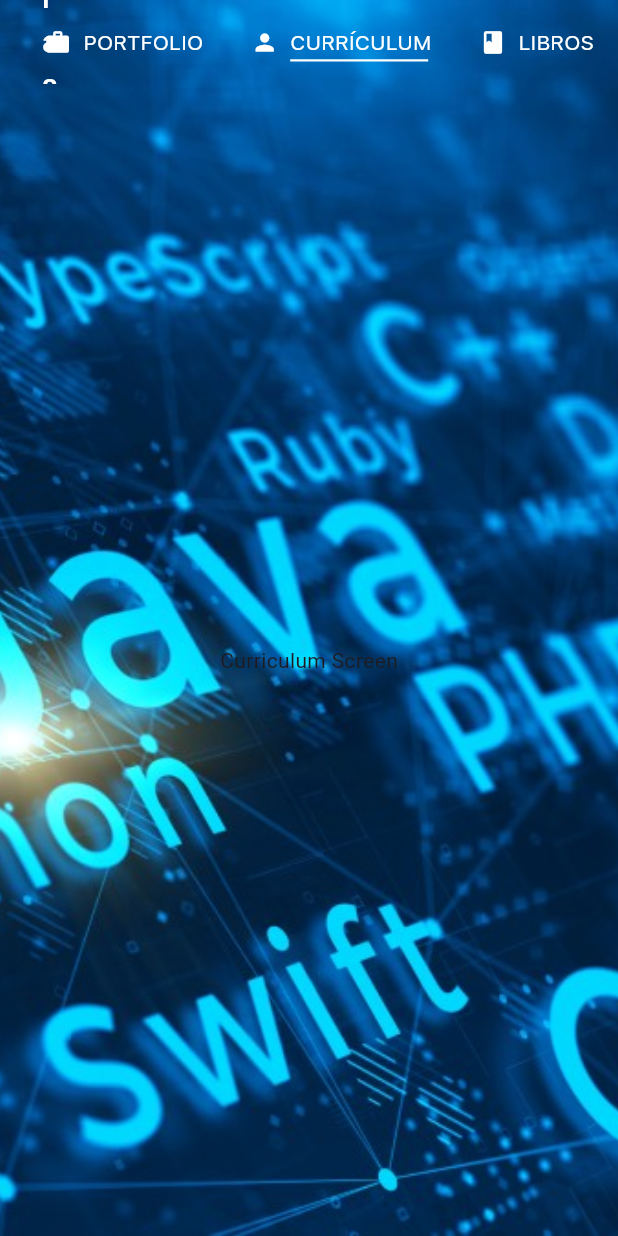
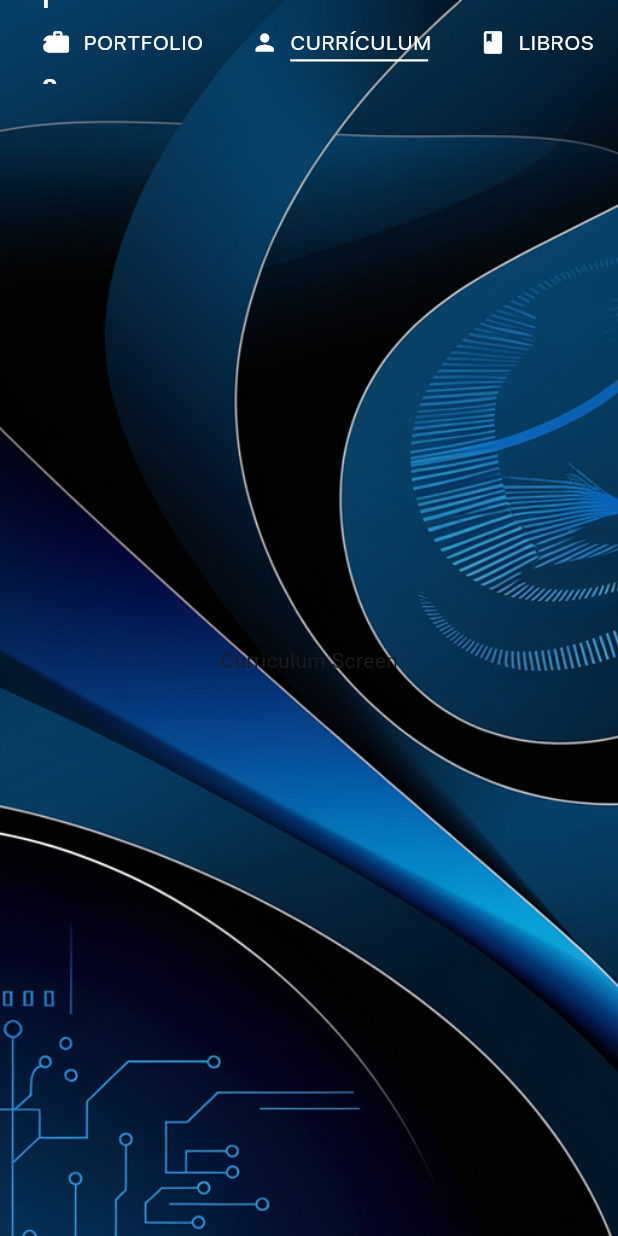
Before and after one commit to raulvsh/raulvsh.github.io, a Flutter app: the screen it shows after launch, after a tap on "PORTFOLIO", after a tap on "CURRÍCULUM", on a phone screen of 412 x 824 dp. Run offline on Flutter 3.47's test engine with Material 3 defaults, Android fonts, the phone set to English and light mode, and no system bars; our stand-ins replace cloud_firestore, firebase_core; accounts and stored records are empty.

Commit message:
build: added different backgrounds feat: added approutes, changed navigation feat: added detail screens for hepapp, rssport and solucioneshosteleras feat: added ontap to gridtilewidget

```diff
--- /dev/null
+++ b/lib/app_routes.dart
@@ -0,0 +1,41 @@
+import 'package:flutter/material.dart';
+import 'package:raulvelasco_dev/screens/books_main_screen.dart';
+import 'package:raulvelasco_dev/screens/curriculum_screen.dart';
+import 'package:raulvelasco_dev/screens/home_screen.dart';
+import 'package:raulvelasco_dev/screens/portfolio/hepapp_detail_sceen.dart';
+import 'package:raulvelasco_dev/screens/portfolio/rssport_detail_screen.dart';
+import 'package:raulvelasco_dev/screens/portfolio/solucioneshosteleras_detail_screen.dart';
+import 'package:raulvelasco_dev/screens/portfolio_screen.dart';
+
+class AppRoutes {
+  static const home = '/';
+  static const portfolio = '/portfolio';
+  static const curriculum = '/curriculum';
+  static const books = '/books';
+  static const hepAppDetail = '/hepapp';
+  static const rssportDetail = '/rssport';
+  static const solucionesHostelerasDetail = '/solucioneshosteleras';
+
+  static Route<dynamic> generateRoute(RouteSettings settings) {
+      print("Generating route for: ${settings.name}");
+
+    switch (settings.name) {
+      case home:
+        return MaterialPageRoute(builder: (_) => const HomeScreen());
+      case portfolio:
+        return MaterialPageRoute(builder: (_) => const PortfolioScreen());
+      case curriculum:
+        return MaterialPageRoute(builder: (_) => const CurriculumScreen());
+      case books:
+        return MaterialPageRoute(builder: (_) => const BooksMainScreen());
+      case hepAppDetail:
+        return MaterialPageRoute(builder: (_) => const HepAppDetailScreen());
+      case rssportDetail:
+        return MaterialPageRoute(builder: (_) => const RSSportDetailScreen());
+      case solucionesHostelerasDetail:
+        return MaterialPageRoute(builder: (_) => const SolucionesHostelerasDetailScreen());
+      default:
+        return MaterialPageRoute(builder: (_) => const HomeScreen());
+    }
+  }
+}
--- a/lib/main.dart
+++ b/lib/main.dart
@@ -1,5 +1,6 @@
 import 'package:flutter/material.dart';
 import 'package:firebase_core/firebase_core.dart';
+import 'package:raulvelasco_dev/app_routes.dart';
 import 'firebase_options.dart';
 import 'screens/navigator_screen.dart';
 
@@ -24,12 +25,13 @@ class MyApp extends StatelessWidget {
   Widget build(BuildContext context) {
     return MaterialApp(
       debugShowCheckedModeBanner: false,
-      title: 'RaulVelassco.dev',
+      title: 'RaulVelasco.dev',
       theme: ThemeData(
         primarySwatch: Colors.blue,
         visualDensity: VisualDensity.adaptivePlatformDensity,
       ),
-
+      onGenerateRoute: AppRoutes.generateRoute,
+      initialRoute: AppRoutes.home,
       home: const NavigatorScreen(),
     );
   }
--- a/lib/screens/navigator_screen.dart
+++ b/lib/screens/navigator_screen.dart
@@ -1,8 +1,12 @@
 import 'package:flutter/material.dart';
-import 'portfolio_screen.dart';
-import 'books_main_screen.dart';
-import 'curriculum_screen.dart';
-import 'home_screen.dart';
+import 'package:raulvelasco_dev/app_routes.dart';
+import 'package:raulvelasco_dev/screens/books_main_screen.dart';
+import 'package:raulvelasco_dev/screens/curriculum_screen.dart';
+import 'package:raulvelasco_dev/screens/home_screen.dart';
+import 'package:raulvelasco_dev/screens/portfolio/hepapp_detail_sceen.dart';
+import 'package:raulvelasco_dev/screens/portfolio/rssport_detail_screen.dart';
+import 'package:raulvelasco_dev/screens/portfolio/solucioneshosteleras_detail_screen.dart';
+import 'package:raulvelasco_dev/screens/portfolio_screen.dart';
 
 class NavigatorScreen extends StatefulWidget {
   const NavigatorScreen({super.key});
@@ -12,20 +16,46 @@ class NavigatorScreen extends StatefulWidget {
 }
 
 class _NavigatorScreenState extends State<NavigatorScreen> {
+  String _currentRoute = AppRoutes.home;
+
   int _selectedIndex = 0;
   int _hoveredIndex = -1;
 
-  final List<Widget> _pages = [
+  /*final List<Widget> _pages = [
     const HomeScreen(), // Puedes añadir el contenido de la pantalla principal aquí
     const PortfolioScreen(),
     const CurriculumScreen(),
     const BooksMainScreen(),
-  ];
 
-  void _onItemTapped(int index) {
+    const HepAppDetailScreen(),
+    const RSSportDetailScreen(),
+    const SolucionesHostelerasDetailScreen(),
+  ];*/
+
+  final Map<String, Widget> _pages = {
+    AppRoutes.home: const HomeScreen(),
+    AppRoutes.portfolio: const PortfolioScreen(),
+    AppRoutes.curriculum: const CurriculumScreen(),
+    AppRoutes.books: const BooksMainScreen(),
+    AppRoutes.hepAppDetail: const HepAppDetailScreen(),
+    AppRoutes.rssportDetail: const RSSportDetailScreen(),
+    AppRoutes.solucionesHostelerasDetail: const SolucionesHostelerasDetailScreen(),
+  };
+
+  /*void _onItemTapped(int index, String route) {
     setState(() {
       _selectedIndex = index;
+      _currentRoute = route;
     });
+  }*/
+
+  void _onItemTapped(String route) {
+    setState(() {
+      _currentRoute = route;
+    });
+      print("Navigating to route: $route");
+
+    //Navigator.pushNamed(context, route);
   }
 
   @override
@@ -34,8 +64,8 @@ class _NavigatorScreenState extends State<NavigatorScreen> {
       body: Container(
         decoration: const BoxDecoration(
           image: DecorationImage(
-            image:
-                AssetImage('assets/images/background.jpg'), // Ruta de la imagen
+            image: AssetImage(
+                'assets/images/background2.webp'), // Ruta de la imagen
             fit: BoxFit.cover,
           ),
         ),
@@ -50,6 +80,7 @@ class _NavigatorScreenState extends State<NavigatorScreen> {
                     _selectedIndex =
                         0; // La pantalla de inicio esté seleccionada
                   });
+                  _onItemTapped(AppRoutes.curriculum);
                 },
                 child: const Text(
                   'raulvelasco.dev',
@@ -61,21 +92,81 @@ class _NavigatorScreenState extends State<NavigatorScreen> {
               ),
               // Iconos
               actions: <Widget>[
-                _buildIconButton(Icons.work, 'Portfolio', 1),
-                _buildIconButton(Icons.person, 'Currículum', 2),
-                _buildIconButton(Icons.book, 'Libros', 3),
+                _buildIconButton(Icons.work, 'Portfolio', AppRoutes.portfolio),
+                _buildIconButton(
+                    Icons.person, 'Currículum', AppRoutes.curriculum),
+                _buildIconButton(Icons.book, 'Libros', AppRoutes.books),
+                /*_buildIconButton(Icons.work, 'Portfolio', //1),
+                _buildIconButton(Icons.person, 'Currículum', //2),
+                _buildIconButton(Icons.book, 'Libros', //3),*/
               ],
             ),
             Expanded(
-                child: _pages[
-                    _selectedIndex]), // Uso de Expanded para ajustar el contenido
+                //child: _pages[                    _selectedIndex]), // Uso de Expanded para ajustar el contenido
+                //child: AppRoutes.getPage(_selectedIndex)),
+                /*child: Navigator(
+              onGenerateRoute: AppRoutes.generateRoute,
+              initialRoute: _currentRoute,
+            )),*/
+            child: IndexedStack(
+                index: _getCurrentPageIndex(),
+                children: _pages.values.toList(),
+              ),)
           ],
         ),
       ),
     );
   }
 
-  Widget _buildIconButton(IconData icon, String label, int index) {
+  Widget _buildIconButton(IconData icon, String label, String route) {
+    return MouseRegion(
+      onEnter: (_) => setState(() {
+        _hoveredIndex = _routeIndex(route);
+      }),
+      onExit: (_) => setState(() {
+        _hoveredIndex = -1;
+      }),
+      child: TextButton(
+        onPressed: () => _onItemTapped(route),
+        style: TextButton.styleFrom(
+          minimumSize: Size.zero,
+          padding: const EdgeInsets.symmetric(horizontal: 16.0),
+          tapTargetSize: MaterialTapTargetSize.shrinkWrap,
+        ),
+        child: _buildIconAndTextRow(icon, label),
+      ),
+    );
+  }
+
+  Row _buildIconAndTextRow(IconData icon, String label) {
+    return Row(
+      children: <Widget>[
+        Icon(
+          icon,
+          color: Colors.white,
+        ),
+        const SizedBox(width: 8.0),
+        Stack(
+          clipBehavior: Clip.none,
+          children: [
+            Text(
+              label.toUpperCase(),
+              style: const TextStyle(
+                fontFamily: 'SanFrancisco',
+                color: Colors.white,
+                fontWeight: FontWeight.normal,
+                decoration: TextDecoration.none,
+              ),
+            ),
+            if (_currentRoute == _routeForLabel(label))
+              _buildSectionsUnderscore(label),
+          ],
+        ),
+      ],
+    );
+  }
+
+  /*Widget _buildIconButton(IconData icon, String label, int index) {
     return MouseRegion(
         onEnter: (_) => setState(() {
               _hoveredIndex =
@@ -94,9 +185,9 @@ class _NavigatorScreenState extends State<NavigatorScreen> {
           ),
           child: _buildIconAndTextRow(icon, label, index),
         ));
-  }
+  }*/
 
-  Row _buildIconAndTextRow(IconData icon, String label, int index) {
+  /*Row _buildIconAndTextRow(IconData icon, String label, int index) {
     return Row(
       children: <Widget>[
         Icon(
@@ -124,7 +215,7 @@ class _NavigatorScreenState extends State<NavigatorScreen> {
         ),
       ],
     );
-  }
+  }*/
 
   Positioned _buildSectionsUnderscore(String label) {
     return Positioned(
@@ -138,4 +229,47 @@ class _NavigatorScreenState extends State<NavigatorScreen> {
       ),
     );
   }
+
+  int _routeIndex(String route) {
+    switch (route) {
+      case AppRoutes.portfolio:
+        return 1;
+      case AppRoutes.curriculum:
+        return 2;
+      case AppRoutes.books:
+        return 3;
+      default:
+        return 0;
+    }
+  }
+
+  int _getCurrentPageIndex() {
+    switch (_currentRoute) {
+      case AppRoutes.portfolio:
+        return 1;
+      case AppRoutes.curriculum:
+        return 2;
+      case AppRoutes.books:
+        return 3;
+      case AppRoutes.hepAppDetail:
+      case AppRoutes.rssportDetail:
+      case AppRoutes.solucionesHostelerasDetail:
+        return 4;
+      default:
+        return 0;
+    }
+  }
+
+  String _routeForLabel(String label) {
+    switch (label) {
+      case 'Portfolio':
+        return AppRoutes.portfolio;
+      case 'Currículum':
+        return AppRoutes.curriculum;
+      case 'Libros':
+        return AppRoutes.books;
+      default:
+        return AppRoutes.home;
+    }
+  }
 }
--- /dev/null
+++ b/lib/screens/portfolio/hepapp_detail_sceen.dart
@@ -0,0 +1,26 @@
+import 'package:flutter/material.dart';
+
+class HepAppDetailScreen extends StatelessWidget {
+
+
+  const HepAppDetailScreen({
+
+    Key? key,
+  }) : super(key: key);
+
+  @override
+  Widget build(BuildContext context) {
+    return Scaffold(
+      appBar: AppBar(
+        title: Text('hepapp titulo'),
+      ),
+      body: Padding(
+        padding: const EdgeInsets.all(16.0),
+        child: Text(
+          'descripcion de hepapp',
+          style: const TextStyle(fontSize: 18.0),
+        ),
+      ),
+    );
+  }
+}
--- /dev/null
+++ b/lib/screens/portfolio/rssport_detail_screen.dart
@@ -0,0 +1,26 @@
+import 'package:flutter/material.dart';
+
+class RSSportDetailScreen extends StatelessWidget {
+
+
+  const RSSportDetailScreen({
+
+    Key? key,
+  }) : super(key: key);
+
+  @override
+  Widget build(BuildContext context) {
+    return Scaffold(
+      appBar: AppBar(
+        title: Text('rssport titulo'),
+      ),
+      body: Padding(
+        padding: const EdgeInsets.all(16.0),
+        child: Text(
+          'descripcion de rssport',
+          style: const TextStyle(fontSize: 18.0),
+        ),
+      ),
+    );
+  }
+}
--- /dev/null
+++ b/lib/screens/portfolio/solucioneshosteleras_detail_screen.dart
@@ -0,0 +1,26 @@
+import 'package:flutter/material.dart';
+
+class SolucionesHostelerasDetailScreen extends StatelessWidget {
+
+
+  const SolucionesHostelerasDetailScreen({
+
+    Key? key,
+  }) : super(key: key);
+
+  @override
+  Widget build(BuildContext context) {
+    return Scaffold(
+      appBar: AppBar(
+        title: Text('soluciones titulo'),
+      ),
+      body: Padding(
+        padding: const EdgeInsets.all(16.0),
+        child: Text(
+          'descripcion de soluciones',
+          style: const TextStyle(fontSize: 18.0),
+        ),
+      ),
+    );
+  }
+}
--- a/lib/widgets/grid_tile_widget.dart
+++ b/lib/widgets/grid_tile_widget.dart
@@ -4,11 +4,14 @@ class GridTileWidget extends StatefulWidget {
   final String imagePath;
   final String title;
   final String subtitle;
+  final VoidCallback onTap;
 
   const GridTileWidget({
     required this.imagePath,
     required this.title,
     required this.subtitle,
+    required this.onTap,
+
     Key? key,
   }) : super(key: key);
 
@@ -22,6 +25,7 @@ class _GridTileWidgetState extends State<GridTileWidget> {
   @override
   Widget build(BuildContext context) {
     return MouseRegion(
+      cursor: SystemMouseCursors.click,
       onEnter: (_) {
         setState(() {
           _isHovered = true;
@@ -32,10 +36,14 @@ class _GridTileWidgetState extends State<GridTileWidget> {
           _isHovered = false;
         });
       },
+      child: GestureDetector(
+        onTap: widget.onTap, // Ejecutar la función onTap cuando se hace clic
+
         child: Card(
           color: _isHovered
               ? Colors.white
-            : Color.fromARGB(210, 255, 255, 255), // Color en hover y sin hover
+              : Color.fromARGB(
+                  210, 255, 255, 255), // Color en hover y sin hover
           shape: RoundedRectangleBorder(
             borderRadius: BorderRadius.circular(2.0),
           ),
@@ -77,6 +85,7 @@ class _GridTileWidgetState extends State<GridTileWidget> {
             ],
           ),
         ),
+      ),
     );
   }
 }
--- a/pubspec.yaml
+++ b/pubspec.yaml
@@ -67,6 +67,12 @@ flutter:
   #   - images/a_dot_ham.jpeg
     - assets/images/background.jpg
     - assets/images/hepapplogo.png
+    - assets/images/solucioneshosteleras.jpg
+    - assets/images/background2.webp
+    - assets/images/background3.webp
+    - assets/images/background4.webp
+
+
 
 
   # An image asset can refer to one or more resolution-specific "variants", see
```
Also changed, not shown: lib/screens/portfolio/project_detail_screen.dart (added, +28 -0 lines), lib/screens/portfolio_screen.dart (+48 -47 lines), assets/images/background2.webp (added), assets/images/background3.webp (added), assets/images/background4.webp (added), assets/images/solucioneshosteleras.jpg (added). Lines whose indentation alone changed are shown as unchanged.
